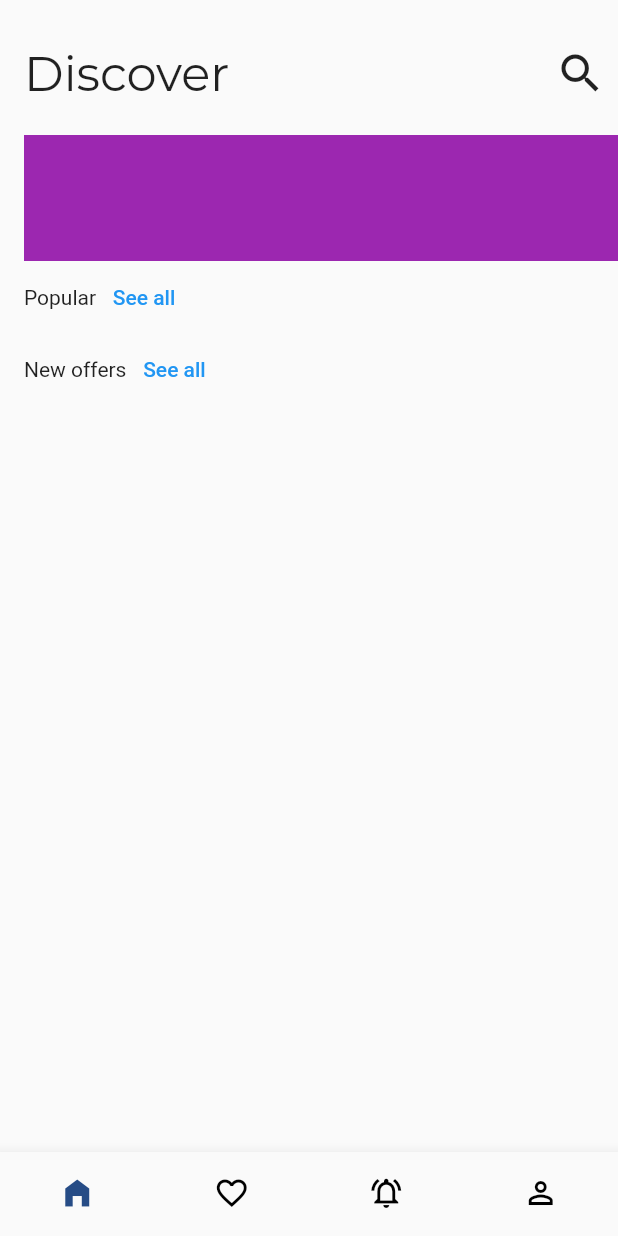
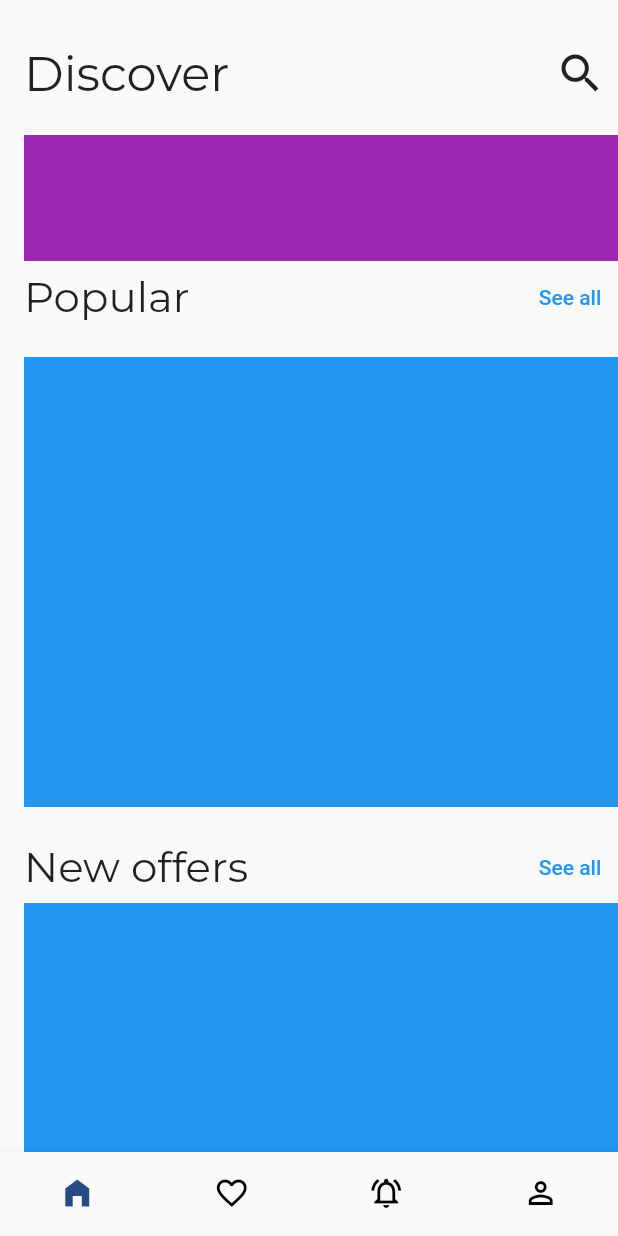
Before and after one commit to JAICHANGPARK/flutter_notebook_chapter_22, a Flutter app: the screen it shows after launch, on a phone screen of 412 x 824 dp. Run offline on Flutter 3.47's test engine with Material 2 defaults, Android fonts, the phone set to English and light mode, and no system bars; our stand-ins replace dots_indicator, flutter_riverpod, freezed_annotation, go_router, google_fonts, ionicons and 1 more.

Commit message:
Update renting_home_page.dart

```diff
--- a/lib/ep1290_renting_app/src/home/renting_home_page.dart
+++ b/lib/ep1290_renting_app/src/home/renting_home_page.dart
@@ -57,23 +57,44 @@ class _RentingHomePageState extends State<RentingHomePage> {
                         crossAxisAlignment: CrossAxisAlignment.start,
                         children: [
                           Row(
+                            mainAxisAlignment: MainAxisAlignment.spaceBetween,
                             children: [
-                              Text('Popular'),
+                              Text(
+                                'Popular',
+                                style: GoogleFonts.montserrat(
+                                  fontSize: 28,
+                                ),
+                              ),
                               TextButton(
                                 onPressed: () {},
                                 child: Text("See all"),
                               ),
                             ],
                           ),
+                          Container(
+                            margin: EdgeInsets.symmetric(vertical: 16),
+                            height: 300,
+                            color: Colors.blue,
+                          ),
                           Row(
+                            mainAxisAlignment: MainAxisAlignment.spaceBetween,
                             children: [
-                              Text('New offers'),
+                              Text(
+                                'New offers',
+                                style: GoogleFonts.montserrat(
+                                  fontSize: 28,
+                                ),
+                              ),
                               TextButton(
                                 onPressed: () {},
                                 child: Text("See all"),
                               ),
                             ],
-                          )
+                          ),
+                          Container(
+                            height: 300,
+                            color: Colors.blue,
+                          ),
                         ],
                       ),
                     )
```
